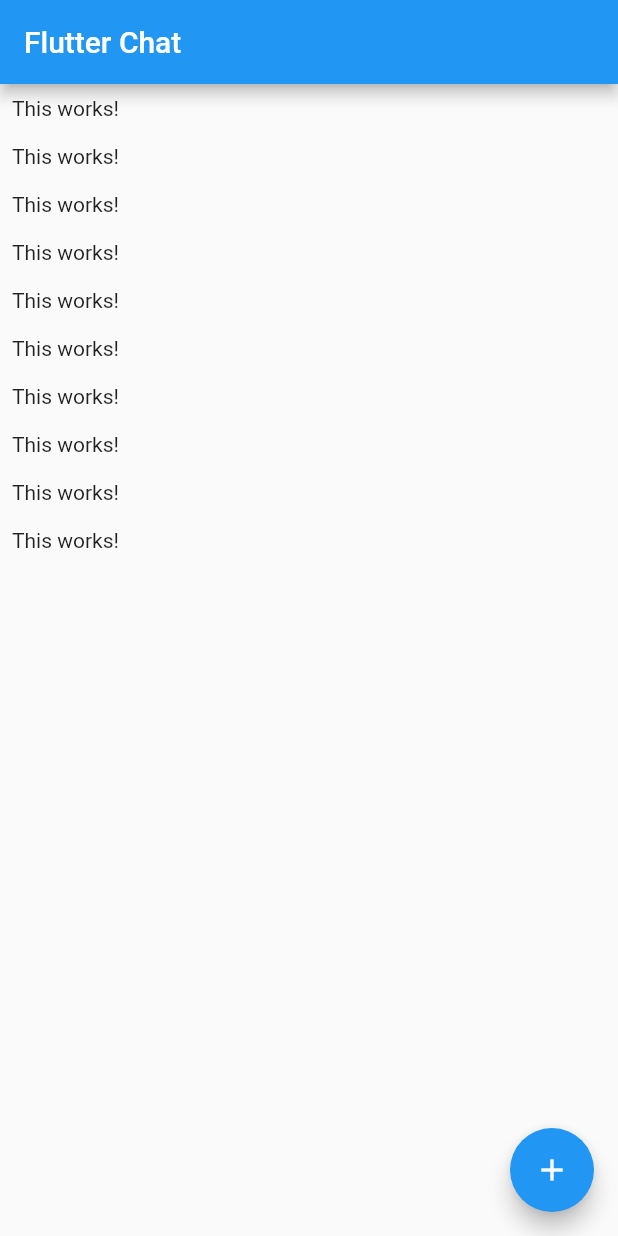
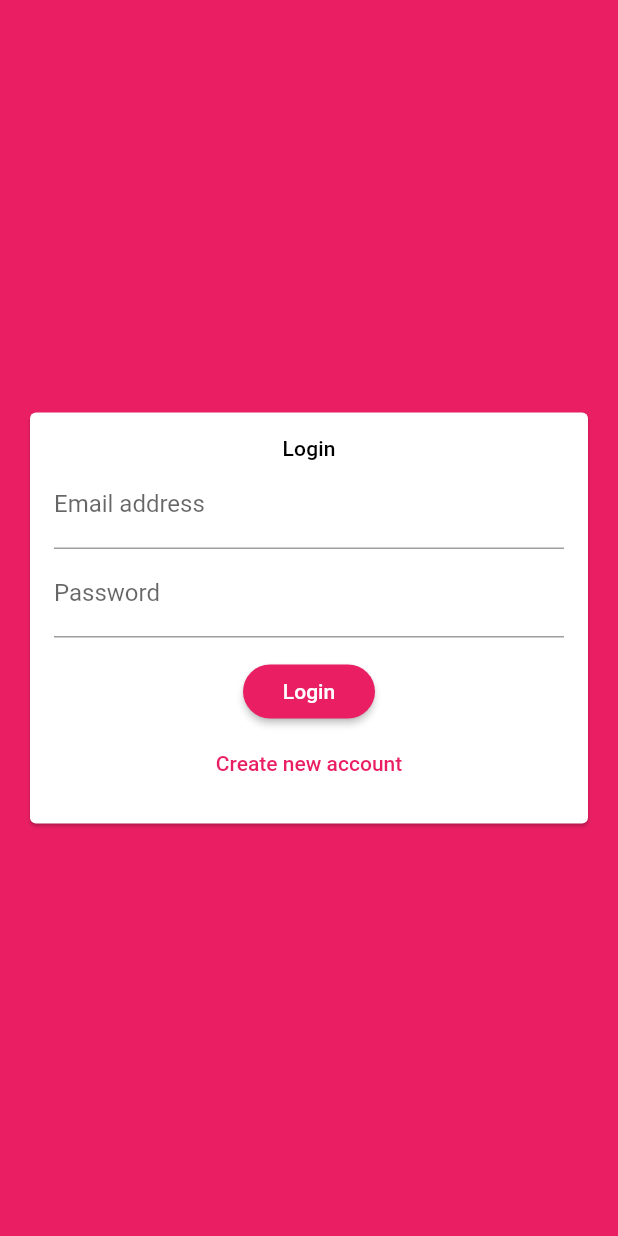
Before and after one commit to erikohlen/flutterChatLoAndBehold, a Flutter app: the screen it shows after launch, on a phone screen of 412 x 824 dp. Run offline on Flutter 3.47's test engine with Material 2 defaults, Android fonts, the phone set to English and light mode, and no system bars; our stand-ins replace cloud_firestore, firebase_auth; accounts and stored records are empty.

Commit message:
Working with firebase for signup new user

```diff
--- a/lib/main.dart
+++ b/lib/main.dart
@@ -1,6 +1,7 @@
 import 'package:flutter/material.dart';
 
 import './screens/chat_screen.dart';
+import './screens/auth_screen.dart';
 
 void main() => runApp(MyApp());
 
@@ -10,9 +11,18 @@ class MyApp extends StatelessWidget {
     return MaterialApp(
       title: 'FlutterChat',
       theme: ThemeData(
-        primarySwatch: Colors.blue,
-      ),
-      home: ChatScreen(),
+          primarySwatch: Colors.pink,
+          backgroundColor: Colors.pink,
+          accentColor: Colors.deepPurple,
+          accentColorBrightness: Brightness.dark,
+          buttonTheme: ButtonTheme.of(context).copyWith(
+            buttonColor: Colors.pink,
+            textTheme: ButtonTextTheme.primary,
+            shape: RoundedRectangleBorder(
+              borderRadius: BorderRadius.circular(20),
+            ),
+          )),
+      home: AuthScreen(),
     );
   }
 }
--- a/lib/screens/auth_screen.dart
+++ b/lib/screens/auth_screen.dart
@@ -0,0 +1,58 @@
+import 'package:flutter/material.dart';
+import 'package:firebase_auth/firebase_auth.dart';
+import 'package:flutter/services.dart';
+
+import '../widgets/auth_form.dart';
+
+class AuthScreen extends StatefulWidget {
+  @override
+  _AuthScreenState createState() => _AuthScreenState();
+}
+
+class _AuthScreenState extends State<AuthScreen> {
+  final _auth = FirebaseAuth.instance;
+
+  void _submitAuthForm(
+    String email,
+    String password,
+    String username,
+    bool isLogin,
+    BuildContext ctx,
+  ) async {
+    AuthResult authResult;
+    try {
+      if (isLogin) {
+        authResult = await _auth.signInWithEmailAndPassword(
+          email: email,
+          password: password,
+        );
+      } else {
+        authResult = await _auth.createUserWithEmailAndPassword(
+          email: email,
+          password: password,
+        );
+      }
+    } on PlatformException catch (err) {
+      var message = ' An error occured, please check your credentials!';
+
+      if (err.message != null) {
+        message = err.message;
+      }
+
+      Scaffold.of(ctx).showSnackBar(SnackBar(
+        content: Text(message),
+        backgroundColor: Theme.of(ctx).errorColor,
+      ));
+    } catch (err) {
+      print(err);
+    }
+  }
+
+  @override
+  Widget build(BuildContext context) {
+    return Scaffold(
+      backgroundColor: Theme.of(context).primaryColor,
+      body: AuthForm(_submitAuthForm),
+    );
+  }
+}
--- /dev/null
+++ b/lib/widgets/auth_form.dart
@@ -0,0 +1,132 @@
+import 'package:flutter/material.dart';
+
+class AuthForm extends StatefulWidget {
+  AuthForm(this.submitFn);
+
+  final void Function(
+    String email,
+    String password,
+    String username,
+    bool isLogin,
+    BuildContext ctx,
+  ) submitFn;
+
+  @override
+  _AuthFormState createState() => _AuthFormState();
+}
+
+class _AuthFormState extends State<AuthForm> {
+  final _formKey = GlobalKey<FormState>();
+  var _isLogin = true;
+  var _userEmail = '';
+  var _userName = '';
+  var _userPassword = '';
+
+  void _trySubmit() {
+    final isValid = _formKey.currentState.validate();
+    FocusScope.of(context).unfocus();
+
+    if (isValid) {
+      _formKey.currentState.save();
+      widget.submitFn(
+        _userEmail.trim(),
+        _userPassword.trim(),
+        _userName.trim(),
+        _isLogin,
+        context,
+      );
+      // Use those values to send our auth request ...
+    }
+  }
+
+  @override
+  Widget build(BuildContext context) {
+    return Center(
+      child: Card(
+        margin: EdgeInsets.all(20),
+        child: SingleChildScrollView(
+          child: Padding(
+            padding: EdgeInsets.all(16),
+            child: Form(
+              key: _formKey,
+              child: Column(mainAxisSize: MainAxisSize.min, children: [
+                Text(
+                  _isLogin ? 'Login' : 'Signup',
+                  style: Theme.of(context).textTheme.subtitle2,
+                ),
+                TextFormField(
+                  key: ValueKey('email'),
+                  decoration: InputDecoration(
+                    labelText: 'Email address',
+                  ),
+                  validator: (value) {
+                    if (value.isEmpty || !value.contains('@')) {
+                      return 'Please enter a valid email address.';
+                    }
+                    return null;
+                  },
+                  keyboardType: TextInputType.emailAddress,
+                  onSaved: (value) {
+                    _userEmail = value;
+                  },
+                ),
+                if (!_isLogin)
+                  TextFormField(
+                    key: ValueKey('username'),
+                    decoration: InputDecoration(
+                      labelText: 'Username',
+                    ),
+                    validator: (value) {
+                      if (value.isEmpty ||
+                          value.contains('hoo') ||
+                          value.length < 4) {
+                        return 'Please use a non-hohaa username of at least 4 characters.';
+                      }
+                      return null;
+                    },
+                    onSaved: (value) {
+                      _userName = value;
+                    },
+                  ),
+                TextFormField(
+                  key: ValueKey('password'),
+                  decoration: InputDecoration(
+                    labelText: 'Password',
+                  ),
+                  validator: (value) {
+                    if (value.isEmpty || value.length < 4) {
+                      return 'Password must be at least 4 characters.';
+                    }
+                    return null;
+                  },
+                  obscureText: true,
+                  onSaved: (value) {
+                    _userPassword = value;
+                  },
+                ),
+                SizedBox(
+                  height: 12,
+                ),
+                RaisedButton(
+                  child: Text(_isLogin ? 'Login' : 'Signup'),
+                  onPressed: _trySubmit,
+                ),
+                FlatButton(
+                  child: Text(_isLogin
+                      ? 'Create new account'
+                      : 'I already have an account'),
+                  textColor: Theme.of(context).primaryColor,
+                  onPressed: () {
+                    setState(() {
+                      _isLogin = !_isLogin;
+                    });
+                  },
+                )
+              ]),
+            ),
+          ),
+        ),
+      ),
+    );
+  }
+}
--- a/pubspec.yaml
+++ b/pubspec.yaml
@@ -14,7 +14,7 @@ description: A new Flutter project.
 version: 1.0.0+1
 
 environment:
-  sdk: ">=2.1.0 <3.0.0"
+  sdk: ">=2.2.2 <3.0.0"
 
 dependencies:
   flutter:
@@ -25,6 +25,7 @@ dependencies:
   # Use with the CupertinoIcons class for iOS style icons.
   cupertino_icons: ^0.1.2
   cloud_firestore: ^0.13.5
+  firebase_auth: ^0.16.0
 
 dev_dependencies:
   flutter_test:
```
Also changed, not shown: lib/screens/chat_screen.dart (+20 -9 lines), pubspec.lock, 5 other files.
